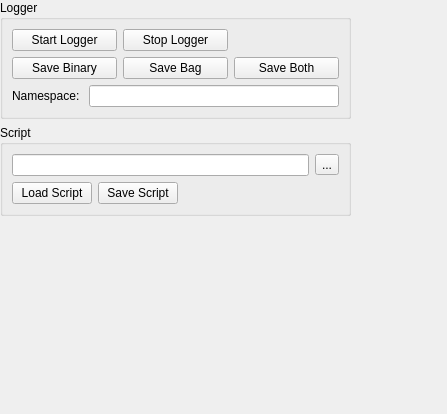
ANYbotics/signal_logger, file rqt_signal_logger/resource/SignalLoggerConfigure.ui: the form before one commit.
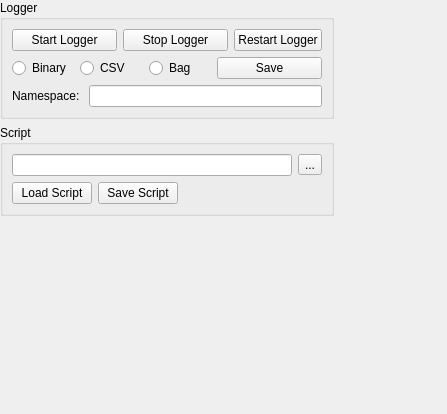
The form after the commit.

Commit message: fix signal logger gui

The edit to the form file:
```diff
--- a/rqt_signal_logger/resource/SignalLoggerConfigure.ui
+++ b/rqt_signal_logger/resource/SignalLoggerConfigure.ui
@@ -35,58 +35,14 @@
        </property>
        <layout class="QVBoxLayout" name="verticalLayout_2">
         <item>
-         <layout class="QGridLayout" name="gridLayout_2">
-          <item row="1" column="0">
-           <widget class="QPushButton" name="saveBinButton">
-            <property name="sizePolicy">
-             <sizepolicy hsizetype="Fixed" vsizetype="Fixed">
-              <horstretch>0</horstretch>
-              <verstretch>0</verstretch>
-             </sizepolicy>
-            </property>
-            <property name="minimumSize">
-             <size>
-              <width>105</width>
-              <height>0</height>
-             </size>
-            </property>
-            <property name="maximumSize">
-             <size>
-              <width>105</width>
-              <height>16777215</height>
-             </size>
-            </property>
-            <property name="text">
-             <string>Save Binary</string>
-            </property>
-           </widget>
-          </item>
-          <item row="1" column="1">
-           <widget class="QPushButton" name="saveBagButton">
-            <property name="sizePolicy">
-             <sizepolicy hsizetype="Fixed" vsizetype="Fixed">
-              <horstretch>0</horstretch>
-              <verstretch>0</verstretch>
-             </sizepolicy>
-            </property>
-            <property name="minimumSize">
-             <size>
-              <width>105</width>
-              <height>0</height>
-             </size>
-            </property>
-            <property name="maximumSize">
-             <size>
-              <width>105</width>
-              <height>16777215</height>
-             </size>
-            </property>
-            <property name="text">
-             <string>Save Bag</string>
-            </property>
-           </widget>
-          </item>
-          <item row="0" column="0">
+         <layout class="QHBoxLayout" name="horizontalLayout_6">
+          <property name="spacing">
+           <number>6</number>
+          </property>
+          <property name="topMargin">
+           <number>0</number>
+          </property>
+          <item>
            <widget class="QPushButton" name="startLoggerButton">
             <property name="sizePolicy">
              <sizepolicy hsizetype="Fixed" vsizetype="Fixed">
@@ -111,7 +67,7 @@
             </property>
            </widget>
           </item>
-          <item row="0" column="1">
+          <item>
            <widget class="QPushButton" name="stopLoggerButton">
             <property name="sizePolicy">
              <sizepolicy hsizetype="Fixed" vsizetype="Fixed">
@@ -136,8 +92,49 @@
             </property>
            </widget>
           </item>
-          <item row="1" column="2">
-           <widget class="QPushButton" name="saveBothButton">
+          <item>
+           <widget class="QPushButton" name="restartLoggerButton">
+            <property name="text">
+             <string>Restart Logger</string>
+            </property>
+           </widget>
+          </item>
+         </layout>
+        </item>
+        <item>
+         <layout class="QHBoxLayout" name="horizontalLayout_5">
+          <item>
+           <widget class="QRadioButton" name="binaryButton">
+            <property name="text">
+             <string>Binary</string>
+            </property>
+            <property name="autoExclusive">
+             <bool>false</bool>
+            </property>
+           </widget>
+          </item>
+          <item>
+           <widget class="QRadioButton" name="csvButton">
+            <property name="text">
+             <string>CSV</string>
+            </property>
+            <property name="autoExclusive">
+             <bool>false</bool>
+            </property>
+           </widget>
+          </item>
+          <item>
+           <widget class="QRadioButton" name="bagButton">
+            <property name="text">
+             <string>Bag</string>
+            </property>
+            <property name="autoExclusive">
+             <bool>false</bool>
+            </property>
+           </widget>
+          </item>
+          <item>
+           <widget class="QPushButton" name="saveButton">
             <property name="sizePolicy">
              <sizepolicy hsizetype="Fixed" vsizetype="Fixed">
               <horstretch>0</horstretch>
@@ -157,7 +154,7 @@
              </size>
             </property>
             <property name="text">
-             <string>Save Both</string>
+             <string>Save</string>
             </property>
            </widget>
           </item>
```
The commit also changes 2 other files.
